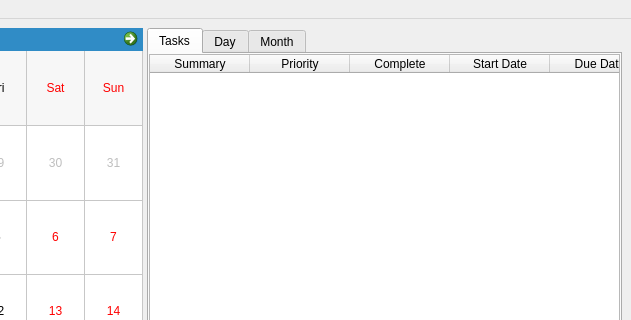
Qt form src/todocalendar/ui/main_window.ui (anetczuk/hanlendar) before a commit; both pictures show x 333 to 964 and y 0 to 320 of the 964 by 723 pixel window.
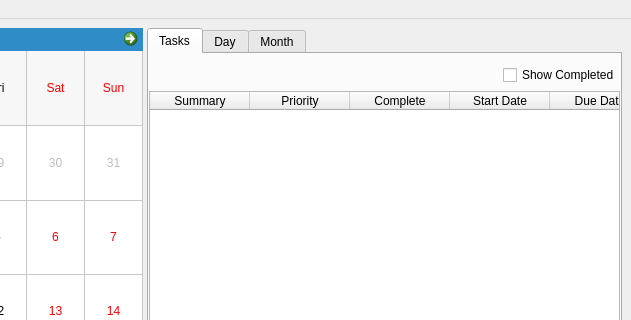
The same form after that commit. Custom widgets are drawn as their Qt base class.

Commit message: Filter completed tasks

```diff
--- a/src/todocalendar/ui/main_window.ui
+++ b/src/todocalendar/ui/main_window.ui
@@ -142,6 +142,33 @@
             <property name="bottomMargin">
              <number>0</number>
             </property>
+            <item>
+             <layout class="QHBoxLayout" name="horizontalLayout_2">
+              <property name="topMargin">
+               <number>11</number>
+              </property>
+              <item>
+               <spacer name="horizontalSpacer">
+                <property name="orientation">
+                 <enum>Qt::Horizontal</enum>
+                </property>
+                <property name="sizeHint" stdset="0">
+                 <size>
+                  <width>40</width>
+                  <height>20</height>
+                 </size>
+                </property>
+               </spacer>
+              </item>
+              <item>
+               <widget class="QCheckBox" name="showCompletedCB">
+                <property name="text">
+                 <string>Show Completed</string>
+                </property>
+               </widget>
+              </item>
+             </layout>
+            </item>
             <item>
              <widget class="TaskTable" name="tasksTable">
               <property name="editTriggers">
```
The commit also changes 4 other files.
